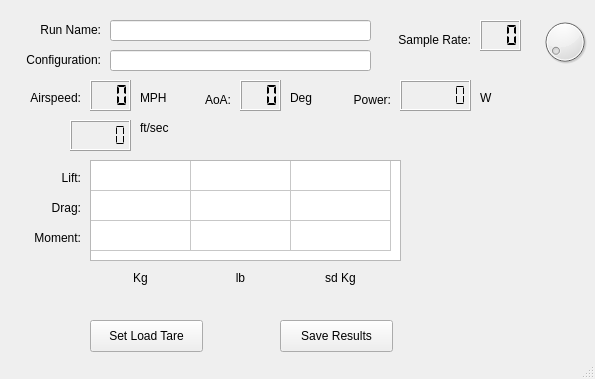
This is Tunnel_Model.ui in n2ee/Wind-Tunnel-GUI as Qt 5 draws it before an edit. The edited form follows.
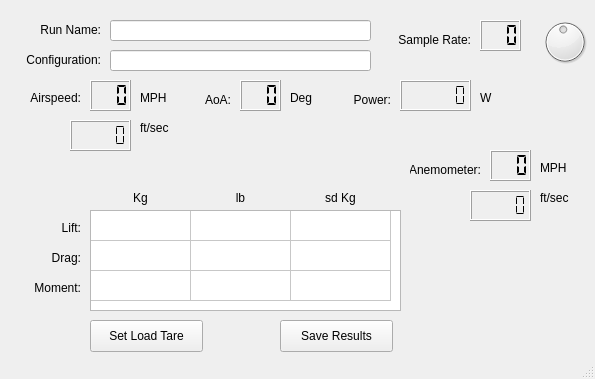
This is the edited form.

What changed in the file:
```diff
--- a/Tunnel_Model.ui
+++ b/Tunnel_Model.ui
@@ -157,7 +157,7 @@
     <property name="geometry">
      <rect>
       <x>50</x>
-      <y>170</y>
+      <y>220</y>
       <width>31</width>
       <height>16</height>
      </rect>
@@ -173,7 +173,7 @@
     <property name="geometry">
      <rect>
       <x>40</x>
-      <y>200</y>
+      <y>250</y>
       <width>41</width>
       <height>16</height>
      </rect>
@@ -189,7 +189,7 @@
     <property name="geometry">
      <rect>
       <x>20</x>
-      <y>230</y>
+      <y>280</y>
       <width>61</width>
       <height>16</height>
      </rect>
@@ -205,7 +205,7 @@
     <property name="geometry">
      <rect>
       <x>90</x>
-      <y>160</y>
+      <y>210</y>
       <width>311</width>
       <height>101</height>
      </rect>
@@ -236,7 +236,7 @@
     <property name="geometry">
      <rect>
       <x>110</x>
-      <y>270</y>
+      <y>190</y>
       <width>61</width>
       <height>16</height>
      </rect>
@@ -252,7 +252,7 @@
     <property name="geometry">
      <rect>
       <x>210</x>
-      <y>270</y>
+      <y>190</y>
       <width>61</width>
       <height>16</height>
      </rect>
@@ -268,7 +268,7 @@
     <property name="geometry">
      <rect>
       <x>310</x>
-      <y>270</y>
+      <y>190</y>
       <width>61</width>
       <height>16</height>
      </rect>
@@ -312,10 +312,10 @@
      <number>20</number>
     </property>
     <property name="value">
-     <number>2</number>
+     <number>10</number>
     </property>
     <property name="sliderPosition">
-     <number>2</number>
+     <number>10</number>
     </property>
     <property name="orientation">
      <enum>Qt::Horizontal</enum>
@@ -446,6 +446,80 @@
      <string>W</string>
     </property>
    </widget>
+   <widget class="QLCDNumber" name="outAnemometerMPH">
+    <property name="geometry">
+     <rect>
+      <x>490</x>
+      <y>150</y>
+      <width>41</width>
+      <height>31</height>
+     </rect>
+    </property>
+    <property name="digitCount">
+     <number>3</number>
+    </property>
+    <property name="segmentStyle">
+     <enum>QLCDNumber::Flat</enum>
+    </property>
+   </widget>
+   <widget class="QLabel" name="lblAnemometer">
+    <property name="geometry">
+     <rect>
+      <x>410</x>
+      <y>160</y>
+      <width>71</width>
+      <height>20</height>
+     </rect>
+    </property>
+    <property name="text">
+     <string>Anemometer:</string>
+    </property>
+    <property name="alignment">
+     <set>Qt::AlignRight|Qt::AlignTrailing|Qt::AlignVCenter</set>
+    </property>
+   </widget>
+   <widget class="QLabel" name="lblFtPerSec_2">
+    <property name="geometry">
+     <rect>
+      <x>540</x>
+      <y>190</y>
+      <width>41</width>
+      <height>16</height>
+     </rect>
+    </property>
+    <property name="text">
+     <string>ft/sec</string>
+    </property>
+   </widget>
+   <widget class="QLCDNumber" name="outAnemometerFps">
+    <property name="geometry">
+     <rect>
+      <x>470</x>
+      <y>190</y>
+      <width>61</width>
+      <height>31</height>
+     </rect>
+    </property>
+    <property name="digitCount">
+     <number>5</number>
+    </property>
+    <property name="segmentStyle">
+     <enum>QLCDNumber::Flat</enum>
+    </property>
+   </widget>
+   <widget class="QLabel" name="lblMPH_2">
+    <property name="geometry">
+     <rect>
+      <x>540</x>
+      <y>160</y>
+      <width>31</width>
+      <height>16</height>
+     </rect>
+    </property>
+    <property name="text">
+     <string>MPH</string>
+    </property>
+   </widget>
   </widget>
   <widget class="QStatusBar" name="statusbar"/>
  </widget>
```
Left out of the diff: 11 changed lines with no effect on the pictures.
